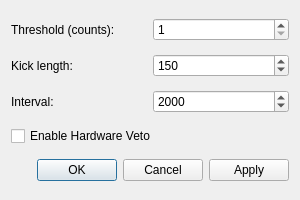
Above: src/qudi/gui/pulsed/ui_pulsed_main_gui_settings_crc.ui from PI3-Stuttgart/squdi before the change. Below: the same form after it.
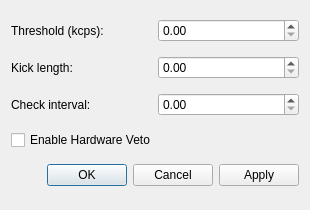
That is the form after the change. Custom widgets are drawn as their Qt base class.

```diff
--- a/src/qudi/gui/pulsed/ui_pulsed_main_gui_settings_crc.ui
+++ b/src/qudi/gui/pulsed/ui_pulsed_main_gui_settings_crc.ui
@@ -6,8 +6,8 @@
    <rect>
     <x>0</x>
     <y>0</y>
-    <width>300</width>
-    <height>200</height>
+    <width>310</width>
+    <height>210</height>
    </rect>
   </property>
   <property name="windowTitle">
@@ -16,15 +16,11 @@
   <layout class="QGridLayout" name="gridLayout">
    <item row="0" column="0">
     <widget class="QLabel" name="label_1">
-     <property name="text"><string>Threshold (counts):</string></property>
+     <property name="text"><string>Threshold (kcps):</string></property>
     </widget>
    </item>
    <item row="0" column="1">
-    <widget class="QSpinBox" name="crc_threshold_SpinBox">
-     <property name="maximum"><number>99999</number></property>
-     <property name="minimum"><number>1</number></property>
-     <property name="value"><number>1</number></property>
-    </widget>
+    <widget class="ScienDSpinBox" name="crc_threshold_SpinBox"/>
    </item>
    <item row="1" column="0">
     <widget class="QLabel" name="label_2">
@@ -32,23 +28,15 @@
     </widget>
    </item>
    <item row="1" column="1">
-    <widget class="QSpinBox" name="crc_kick_SpinBox">
-     <property name="maximum"><number>99999</number></property>
-     <property name="minimum"><number>1</number></property>
-     <property name="value"><number>150</number></property>
-    </widget>
+    <widget class="ScienDSpinBox" name="crc_kick_SpinBox"/>
    </item>
    <item row="2" column="0">
     <widget class="QLabel" name="label_3">
-     <property name="text"><string>Interval:</string></property>
+     <property name="text"><string>Check interval:</string></property>
     </widget>
    </item>
    <item row="2" column="1">
-    <widget class="QSpinBox" name="crc_interval_SpinBox">
-     <property name="maximum"><number>99999</number></property>
-     <property name="minimum"><number>1</number></property>
-     <property name="value"><number>2000</number></property>
-    </widget>
+    <widget class="ScienDSpinBox" name="crc_interval_SpinBox"/>
    </item>
    <item row="3" column="0" colspan="2">
     <widget class="QCheckBox" name="crc_enabled_CheckBox">
@@ -65,6 +53,13 @@
    </item>
   </layout>
  </widget>
+ <customwidgets>
+  <customwidget>
+   <class>ScienDSpinBox</class>
+   <extends>QDoubleSpinBox</extends>
+   <header>qudi.util.widgets.scientific_spinbox</header>
+  </customwidget>
+ </customwidgets>
  <resources/>
  <connections>
   <connection>
```
